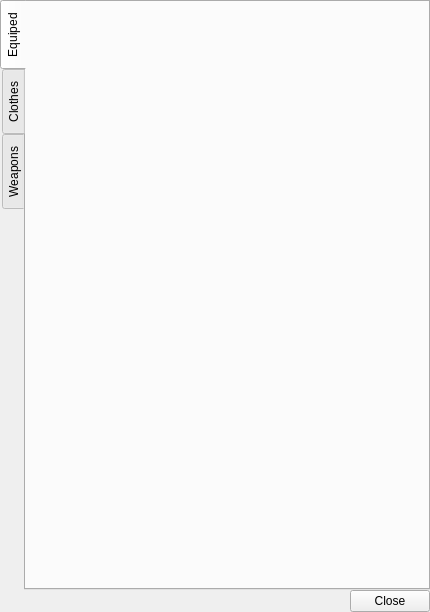
Above: source/badziaha/forms/inventory_form.ui from Mikalai/punk_project_a before the change. Below: the same form after it.
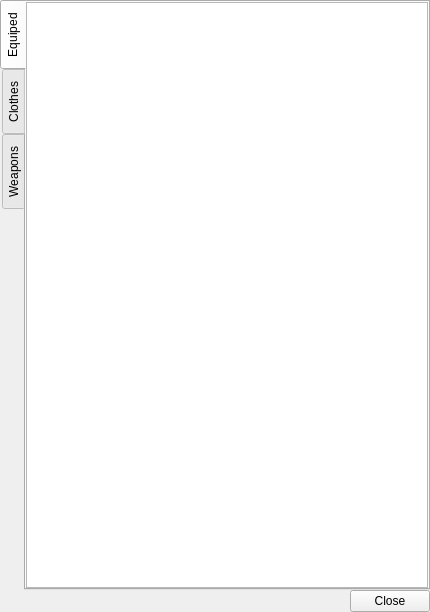
That is the form after the change. The open tabs and pages were chosen to show the change.

Commit message: ui for equipped clothes. tooltips for inventory. correct modification of row counts in ui.

```diff
--- a/source/badziaha/forms/inventory_form.ui
+++ b/source/badziaha/forms/inventory_form.ui
@@ -46,6 +46,75 @@
         <attribute name="title">
          <string>Equiped</string>
         </attribute>
+        <layout class="QVBoxLayout" name="verticalLayout_4">
+         <property name="spacing">
+          <number>0</number>
+         </property>
+         <property name="leftMargin">
+          <number>0</number>
+         </property>
+         <property name="topMargin">
+          <number>0</number>
+         </property>
+         <property name="rightMargin">
+          <number>0</number>
+         </property>
+         <property name="bottomMargin">
+          <number>0</number>
+         </property>
+         <item>
+          <widget class="QTableView" name="m_equipped_view">
+           <property name="contextMenuPolicy">
+            <enum>Qt::CustomContextMenu</enum>
+           </property>
+           <property name="acceptDrops">
+            <bool>true</bool>
+           </property>
+           <property name="editTriggers">
+            <set>QAbstractItemView::NoEditTriggers</set>
+           </property>
+           <property name="dragEnabled">
+            <bool>true</bool>
+           </property>
+           <property name="dragDropMode">
+            <enum>QAbstractItemView::DragDrop</enum>
+           </property>
+           <property name="defaultDropAction">
+            <enum>Qt::MoveAction</enum>
+           </property>
+           <property name="iconSize">
+            <size>
+             <width>64</width>
+             <height>64</height>
+            </size>
+           </property>
+           <attribute name="horizontalHeaderVisible">
+            <bool>false</bool>
+           </attribute>
+           <attribute name="horizontalHeaderDefaultSectionSize">
+            <number>64</number>
+           </attribute>
+           <attribute name="horizontalHeaderHighlightSections">
+            <bool>false</bool>
+           </attribute>
+           <attribute name="horizontalHeaderMinimumSectionSize">
+            <number>64</number>
+           </attribute>
+           <attribute name="verticalHeaderVisible">
+            <bool>false</bool>
+           </attribute>
+           <attribute name="verticalHeaderDefaultSectionSize">
+            <number>64</number>
+           </attribute>
+           <attribute name="verticalHeaderHighlightSections">
+            <bool>false</bool>
+           </attribute>
+           <attribute name="verticalHeaderMinimumSectionSize">
+            <number>64</number>
+           </attribute>
+          </widget>
+         </item>
+        </layout>
        </widget>
        <widget class="QWidget" name="m_clothes_tab">
         <attribute name="title">
```
Left out of the diff: 33 changed lines with no effect on the pictures. The commit also changes 7 other files.
